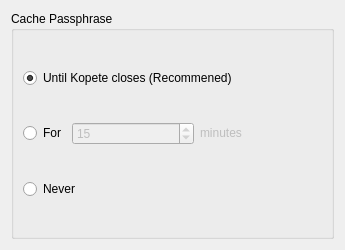
Old version of the form plugins/cryptography/cryptographyprefsbase.ui in the repository KDE/kopete.
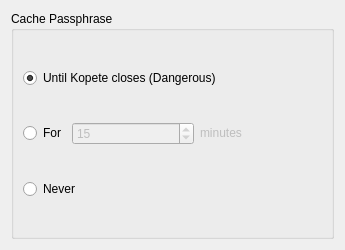
New version of the form.

Commit message: Tooltips and whats this's Make users more aware of security concerns with string change

```diff
--- a/plugins/cryptography/cryptographyprefsbase.ui
+++ b/plugins/cryptography/cryptographyprefsbase.ui
@@ -96,7 +96,7 @@
       <item row="0" column="0" colspan="3" >
        <widget class="QRadioButton" name="onClose" >
         <property name="text" >
-         <string>Until Kopete closes (Recommened)</string>
+         <string>Until Kopete closes (Dangerous)</string>
         </property>
         <property name="checked" >
          <bool>true</bool>
```
Left out of the diff: 33 changed lines with no effect on the pictures. The commit also changes 1 other file.
